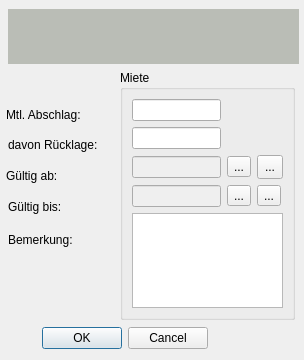
The window that hausgeld.ui (testalucida/WV) describes before a commit, drawn with Qt 5.
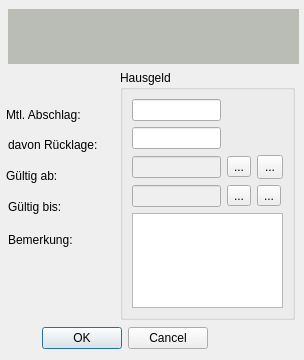
The same window after the commit. Icons and pictures are not drawn.

Commit message: Hausgeld completed. Begun clearMainWindow.

The edit to the form file:
```diff
--- a/hausgeld.ui
+++ b/hausgeld.ui
@@ -63,7 +63,7 @@
     </size>
    </property>
    <property name="title">
-    <string>Miete</string>
+    <string>Hausgeld</string>
    </property>
    <layout class="QGridLayout" name="gridLayout_2">
     <item row="0" column="0">
```
Left out of the diff: 77 changed lines with no effect on the pictures. The commit also changes 8 other files.
